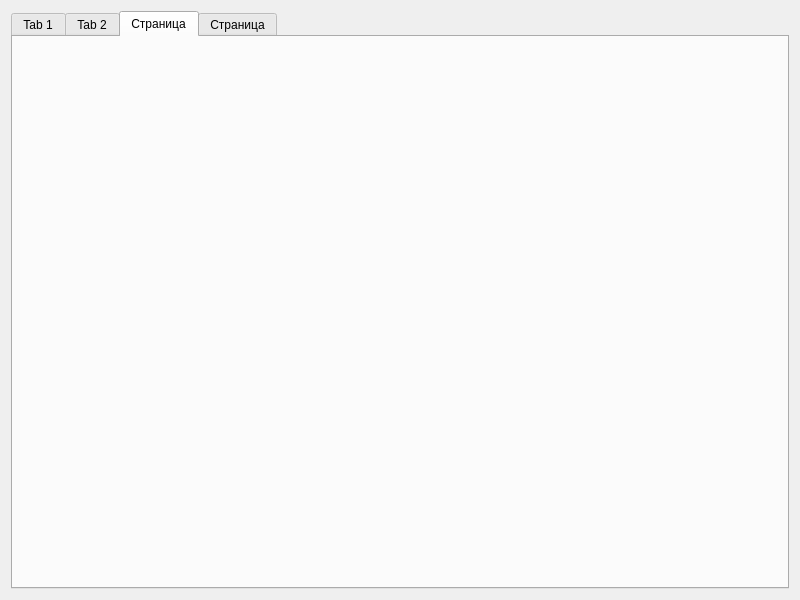
Above: model.ui from mikkk-0/Sklad before the change. Below: the same form after it.
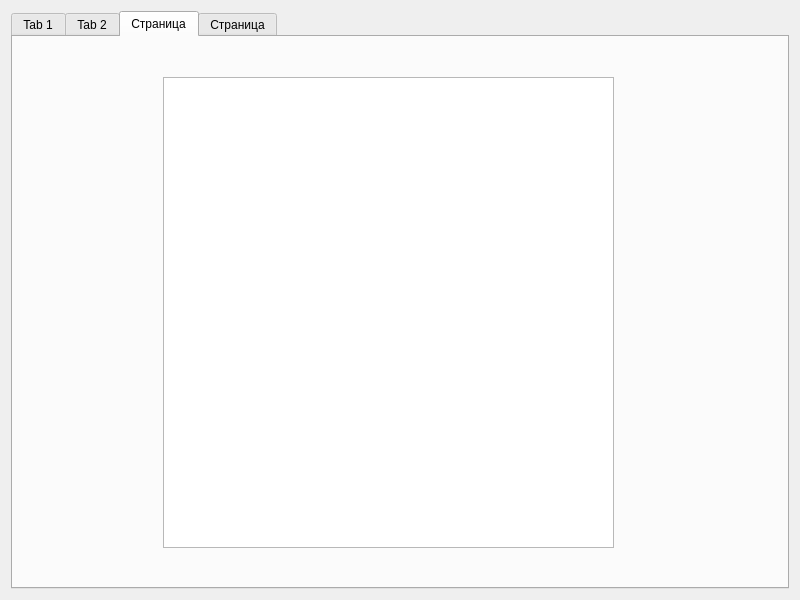
That is the form after the change. The open tabs and pages were chosen to show the change.

Commit message: add 3 vkladka with checkbox

Diff of the .ui file:
```diff
--- a/model.ui
+++ b/model.ui
@@ -53,6 +53,16 @@
       <attribute name="title">
        <string>Страница</string>
       </attribute>
+      <widget class="QListWidget" name="listWidget_3">
+       <property name="geometry">
+        <rect>
+         <x>150</x>
+         <y>40</y>
+         <width>451</width>
+         <height>471</height>
+        </rect>
+       </property>
+      </widget>
      </widget>
      <widget class="QWidget" name="tab_4">
       <attribute name="title">
```
Left out of the diff: 12 changed lines with no effect on the pictures. The commit also changes 3 other files.
